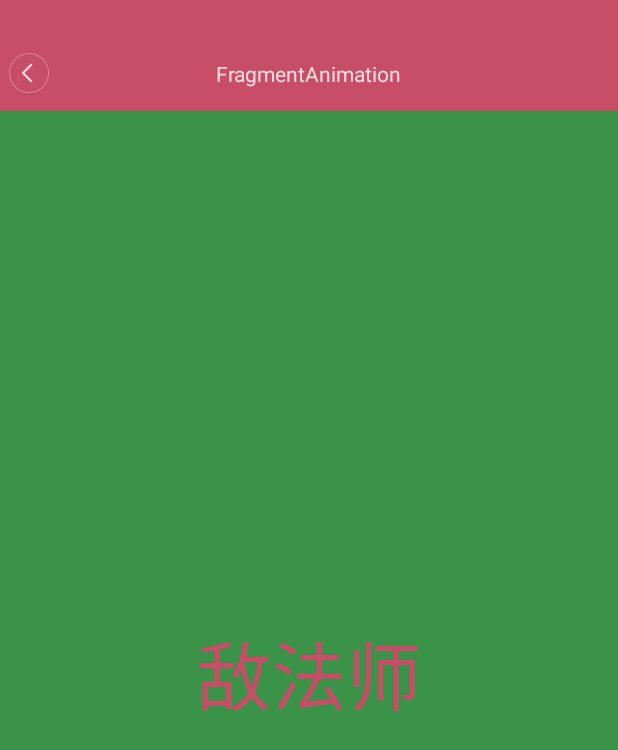
After one commit to JayZhaoCN/CustomActionBar, an Android app: the AnimationFragment screen opened directly, with no data from a screen before it, on a phone screen of 412 x 824 dp. The commit adds this screen. Shown: the top 750 px of the screen. Run offline under Robolectric (Android 15) with nearby library versions, the phone set to English and light mode, and no system bars; our stand-ins replace ButterKnife.

Commit message:
增加ViewPager Fragment之间的切换动画

```diff
--- a/app/src/main/AndroidManifest.xml
+++ b/app/src/main/AndroidManifest.xml
@@ -38,6 +38,7 @@
         <activity android:name=".another_world.MyDetailActivity"/>
         <activity android:name=".another_world.MyListActivity"/>
         <activity android:name=".another_world.CustomViewActivity"/>
+        <activity android:name=".another_world.FragmentAnimationActivity"/>
     </application>
 
 </manifest>
--- a/app/src/main/java/com/jayzhao/customactionbar/MainActivity.java
+++ b/app/src/main/java/com/jayzhao/customactionbar/MainActivity.java
@@ -20,6 +20,7 @@ import android.widget.Toast;
 
 import com.jayzhao.customactionbar.Widget.MyDialogFragment;
 import com.jayzhao.customactionbar.another_world.AnotherMainActivity;
+import com.jayzhao.customactionbar.another_world.FragmentAnimationActivity;
 
 import java.lang.ref.WeakReference;
 
@@ -235,6 +236,13 @@ public class MainActivity extends MyBaseTitleActivity implements View.OnClickLis
 
         mNextPage = (TextView) findViewById(R.id.nextPage);
         mNextPage.setOnClickListener(this);
+        mNextPage.setOnLongClickListener(new View.OnLongClickListener() {
+            @Override
+            public boolean onLongClick(View v) {
+                startActivity(new Intent(MainActivity.this, FragmentAnimationActivity.class));
+                return true;
+            }
+        });
 
         getRightButton().setOnClickListener(new View.OnClickListener() {
             @Override
--- /dev/null
+++ b/app/src/main/java/com/jayzhao/customactionbar/another_world/FragmentAnimationActivity.java
@@ -0,0 +1,197 @@
+package com.jayzhao.customactionbar.another_world;
+
+import android.animation.ValueAnimator;
+import android.content.res.Resources;
+import android.os.Bundle;
+import android.support.v4.app.Fragment;
+import android.support.v4.app.FragmentManager;
+import android.support.v4.app.FragmentPagerAdapter;
+import android.support.v4.view.ViewPager;
+import android.util.Log;
+import android.view.View;
+
+import com.jayzhao.customactionbar.MyBaseTitleActivity;
+import com.jayzhao.customactionbar.R;
+import com.jayzhao.customactionbar.another_world.Widget.AnimationFragment;
+
+import java.util.ArrayList;
+import java.util.List;
+
+import butterknife.Bind;
+import butterknife.ButterKnife;
+
+/**
+ * Created by Jay on 16-8-15.
+ */
+public class FragmentAnimationActivity extends MyBaseTitleActivity {
+    @Bind(R.id.view_pager)
+    ViewPager mViewPager = null;
+
+    MyAdapter mAdapter = null;
+    List<AnimationFragment> mFragments = null;
+
+    AnimationFragment mFragment01 = null;
+    AnimationFragment mFragment02 = null;
+    AnimationFragment mFragment03 = null;
+    AnimationFragment mFragment04 = null;
+    AnimationFragment mFragment05 = null;
+
+    private Resources mResources = null;
+
+    @Override
+    protected void onCreate(Bundle savedInstanceState) {
+        super.onCreate(savedInstanceState);
+        setContentView(R.layout.activity_fragment);
+        setStyle(STYLE.SINGLE_BACK, R.color.bg_color_red);
+        setTitle("FragmentAnimation");
+        ButterKnife.bind(this);
+        mResources = getResources();
+        mFragments = new ArrayList<AnimationFragment>();
+
+        Bundle bundle01 = new Bundle();
+        bundle01.putString("hero", "敌法师");
+        bundle01.putInt("color", mResources.getColor(R.color.bg_color_red));
+        bundle01.putInt("background", mResources.getColor(R.color.bg_color_steps));
+        mFragment01 = (AnimationFragment) Fragment.instantiate(FragmentAnimationActivity.this, AnimationFragment.class.getName(), bundle01);
+
+        Bundle bundle02 = new Bundle();
+        bundle02.putString("hero", "蝙蝠骑士");
+        bundle02.putInt("color", mResources.getColor(R.color.blue_light));
+        bundle02.putInt("background", mResources.getColor(R.color.bluegrass));
+        mFragment02 = (AnimationFragment) Fragment.instantiate(FragmentAnimationActivity.this, AnimationFragment.class.getName(), bundle02);
+
+        Bundle bundle03 = new Bundle();
+        bundle03.putString("hero", "斧王");
+        bundle03.putInt("color", mResources.getColor(R.color.colorPrimary));
+        bundle03.putInt("background", mResources.getColor(R.color.change_sport_goal_confirm_solid));
+        mFragment03 = (AnimationFragment) Fragment.instantiate(FragmentAnimationActivity.this, AnimationFragment.class.getName(), bundle03);
+
+        Bundle bundle04 = new Bundle();
+        bundle04.putString("hero", "上古巨神");
+        bundle04.putInt("color", mResources.getColor(R.color.agree_text_color));
+        bundle04.putInt("background", mResources.getColor(R.color.bg_color_red));
+        mFragment04 = (AnimationFragment) Fragment.instantiate(FragmentAnimationActivity.this, AnimationFragment.class.getName(), bundle04);
+
+        Bundle bundle05 = new Bundle();
+        bundle05.putString("hero", "光之守卫");
+        bundle05.putInt("color", mResources.getColor(R.color.bg_color_grey));
+        bundle05.putInt("background", mResources.getColor(R.color.bg_mode_weight));
+        mFragment05 = (AnimationFragment) Fragment.instantiate(FragmentAnimationActivity.this, AnimationFragment.class.getName(), bundle05);
+
+        mFragments.add(mFragment01);
+        mFragments.add(mFragment02);
+        mFragments.add(mFragment03);
+        mFragments.add(mFragment04);
+        mFragments.add(mFragment05);
+
+        mAdapter = new MyAdapter(getSupportFragmentManager());
+        mViewPager.setAdapter(mAdapter);
+        //设置ViewPager的过渡动画
+        mViewPager.setPageTransformer(true, new ZoomOutPageTransformer());
+    }
+
+    class MyAdapter extends FragmentPagerAdapter {
+        public MyAdapter(FragmentManager fm) {
+            super(fm);
+        }
+
+        @Override
+        public Fragment getItem(int position) {
+            return mFragments.get(position);
+        }
+
+        @Override
+        public int getCount() {
+            return mFragments.size();
+        }
+    }
+
+    public class ZoomOutPageTransformer implements ViewPager.PageTransformer {
+        private static final String TAG = "ZoomOutPageTransformer";
+        //最小缩小倍数
+        private float MIN_SCALE = 0.85f;
+        //最小透明度
+        private float MIN_ALPHA = 0.4f;
+
+        @Override
+        public void transformPage(View page, float position) {
+            Log.i(TAG, "position is: " + position);
+
+            float scale = 1 - Math.abs(position);
+            if(scale < MIN_SCALE) {
+                scale = MIN_SCALE;
+            }
+            page.setScaleX(scale);
+            page.setScaleY(scale);
+
+            float alpha = 1 - Math.abs(position);
+            if(alpha < MIN_ALPHA) {
+                alpha = MIN_ALPHA;
+            }
+            page.setAlpha(alpha);
+        }
+    }
+
+    /**
+     * 这个不是我写的
+     */
+    public class DepthPageTransformer implements ViewPager.PageTransformer {
+        private static final float MIN_SCALE = 0.75f;
+
+        public void transformPage(View view, float position) {
+            int pageWidth = view.getWidth();
+
+            if (position < -1) { // [-Infinity,-1)
+                // This page is way off-screen to the left.
+                view.setAlpha(0);
+
+            } else if (position <= 0) { // [-1,0]
+                // Use the default slide transition when moving to the left page
+                view.setAlpha(1);
+                view.setTranslationX(0);
+                view.setScaleX(1);
+                view.setScaleY(1);
+
+            } else if (position <= 1) { // (0,1]
+                // Fade the page out.
+                view.setAlpha(1 - position);
+
+                // Counteract the default slide transition
+                //抵消平移
+                view.setTranslationX(pageWidth * -position);
+
+                // Scale the page down (between MIN_SCALE and 1)
+                float scaleFactor = MIN_SCALE
+                        + (1 - MIN_SCALE) * (1 - Math.abs(position));
+                view.setScaleX(scaleFactor);
+                view.setScaleY(scaleFactor);
+
+            } else { // (1,+Infinity]
+                // This page is way off-screen to the right.
+                view.setAlpha(0);
+            }
+        }
+    }
+
+    public class CustomPageTransformer implements ViewPager.PageTransformer {
+        private static final String TAG = "CustomPagerTransformer";
+
+        @Override
+        public void transformPage(final View page, float position) {
+            if(position == 1 || position == -1) {
+                Log.i(TAG, "DONE");
+            }
+
+            ValueAnimator animator = ValueAnimator.ofFloat(0, 1, 0);
+            animator.addUpdateListener(new ValueAnimator.AnimatorUpdateListener() {
+                @Override
+                public void onAnimationUpdate(ValueAnimator animation) {
+                    float animatorValue = (float) animation.getAnimatedValue();
+                    page.setTranslationX(animatorValue * 50);
+                }
+            });
+            animator.start();
+        }
+    }
+
+}
--- /dev/null
+++ b/app/src/main/java/com/jayzhao/customactionbar/another_world/Widget/AnimationFragment.java
@@ -0,0 +1,46 @@
+package com.jayzhao.customactionbar.another_world.Widget;
+
+import android.app.Activity;
+import android.content.Context;
+import android.os.Bundle;
+import android.support.annotation.Nullable;
+import android.support.v4.app.Fragment;
+import android.util.Log;
+import android.view.LayoutInflater;
+import android.view.View;
+import android.view.ViewGroup;
+import android.widget.TextView;
+
+import com.jayzhao.customactionbar.R;
+
+/**
+ * Created by Jay on 16-8-15.
+ */
+public class AnimationFragment extends Fragment {
+    private static final String TAG = "AnimationFragment";
+
+    private TextView mCenterText = null;
+    private Bundle mBundle = null;
+
+    @Override
+    public void onAttach(Context context) {
+        Log.i(TAG, "onAttach");
+        super.onAttach(context);
+        mBundle = getArguments();
+
+    }
+
+    @Nullable
+    @Override
+    public View onCreateView(LayoutInflater inflater, ViewGroup container, Bundle savedInstanceState) {
+        Log.i(TAG, "onCreateView");
+        View view = inflater.inflate(R.layout.animation_fragment, container, false);
+        mCenterText = (TextView) view.findViewById(R.id.center_text);
+        if(mBundle != null) {
+            mCenterText.setText(mBundle.getString("hero"));
+            mCenterText.setTextColor(mBundle.getInt("color"));
+            mCenterText.setBackgroundColor(mBundle.getInt("background"));
+        }
+        return view;
+    }
+}
--- /dev/null
+++ b/app/src/main/res/layout/activity_fragment.xml
@@ -0,0 +1,11 @@
+<?xml version="1.0" encoding="utf-8"?>
+<LinearLayout xmlns:android="http://schemas.android.com/apk/res/android"
+    android:orientation="vertical" android:layout_width="match_parent"
+    android:layout_height="match_parent">
+
+    <android.support.v4.view.ViewPager
+        android:id="@+id/view_pager"
+        android:layout_width="match_parent"
+        android:layout_height="match_parent"/>
+
+</LinearLayout>
--- /dev/null
+++ b/app/src/main/res/layout/animation_fragment.xml
@@ -0,0 +1,17 @@
+<?xml version="1.0" encoding="utf-8"?>
+<LinearLayout xmlns:android="http://schemas.android.com/apk/res/android"
+    android:orientation="vertical"
+    android:layout_width="match_parent"
+    android:layout_height="match_parent">
+
+    <TextView
+        android:textColor="@color/bg_color_red"
+        android:textSize="50sp"
+        android:text="Jay Zhao"
+        android:id="@+id/center_text"
+        android:gravity="center"
+        android:layout_width="match_parent"
+        android:layout_height="match_parent" />
+
+
+</LinearLayout>
```
